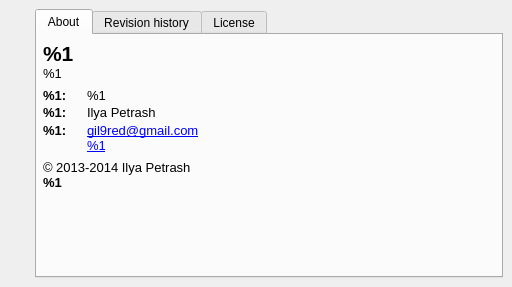
Qt form Manager/pages/page_about.ui (gil9red/NotesManager) before a commit.
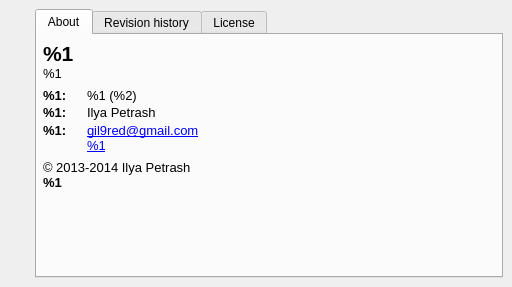
The same form after that commit. The open tabs and pages were chosen to show the change. Icons and pictures are not drawn.

```diff
--- a/Manager/pages/page_about.ui
+++ b/Manager/pages/page_about.ui
@@ -139,7 +139,7 @@
             <item row="0" column="2">
              <widget class="QLabel" name="labelVersion">
               <property name="text">
-               <string notr="true">&lt;html&gt;&lt;head/&gt;&lt;body&gt;&lt;p&gt;&lt;span style=&quot; font-size:10pt;&quot;&gt;%1&lt;/span&gt;&lt;/p&gt;&lt;/body&gt;&lt;/html&gt;</string>
+               <string notr="true">&lt;html&gt;&lt;head/&gt;&lt;body&gt;&lt;p&gt;&lt;span style=&quot; font-size:10pt;&quot;&gt;%1 (%2)&lt;/span&gt;&lt;/p&gt;&lt;/body&gt;&lt;/html&gt;</string>
               </property>
               <property name="alignment">
                <set>Qt::AlignLeading|Qt::AlignLeft|Qt::AlignVCenter</set>
```
Left out of the diff: 4 changed lines with no effect on the pictures.
